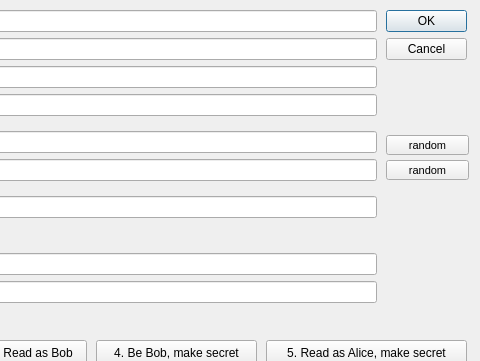
Old version of the form src/encapp.ui in the repository louisdx/secretsexchange; both pictures show x 124 to 604 and y 0 to 361 of the 604 by 528 pixel window.
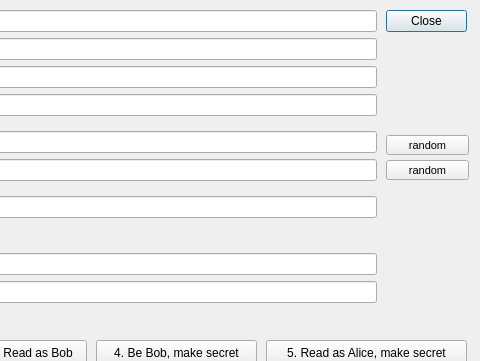
New version of the form.

Commit message: Added sanity checks for {p,q,g}.

Diff of the .ui file:
```diff
--- a/src/encapp.ui
+++ b/src/encapp.ui
@@ -26,7 +26,7 @@
     <enum>Qt::Vertical</enum>
    </property>
    <property name="standardButtons">
-    <set>QDialogButtonBox::Cancel|QDialogButtonBox::Ok</set>
+    <set>QDialogButtonBox::Close</set>
    </property>
   </widget>
   <widget class="QWidget" name="formLayoutWidget">
```
The commit also changes 1 other file.
